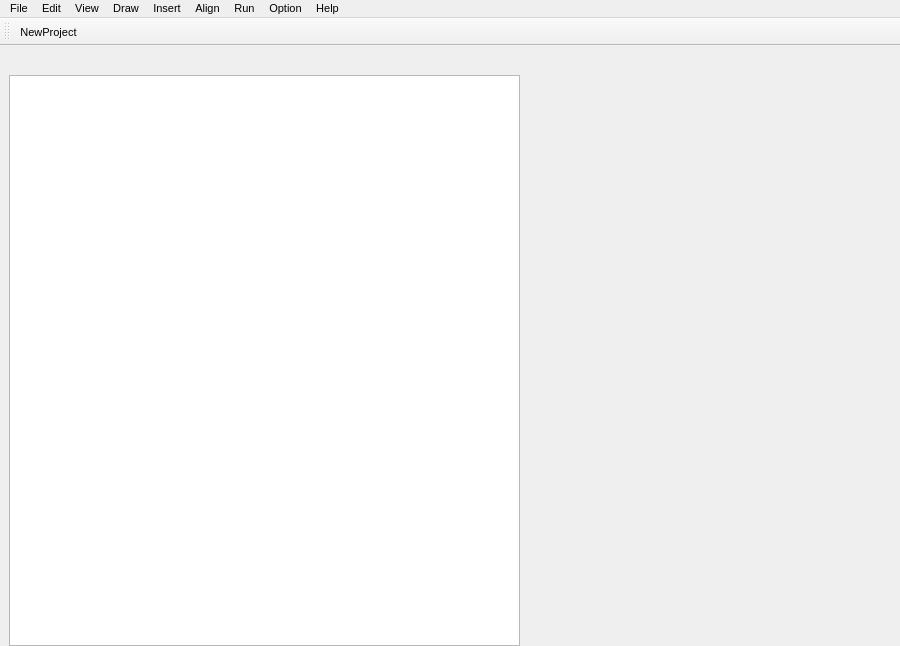
Before: the Qt Designer form QT_Mark/QT_Mark.ui in philoasd/QT_Mark_test, drawn with Qt 5.
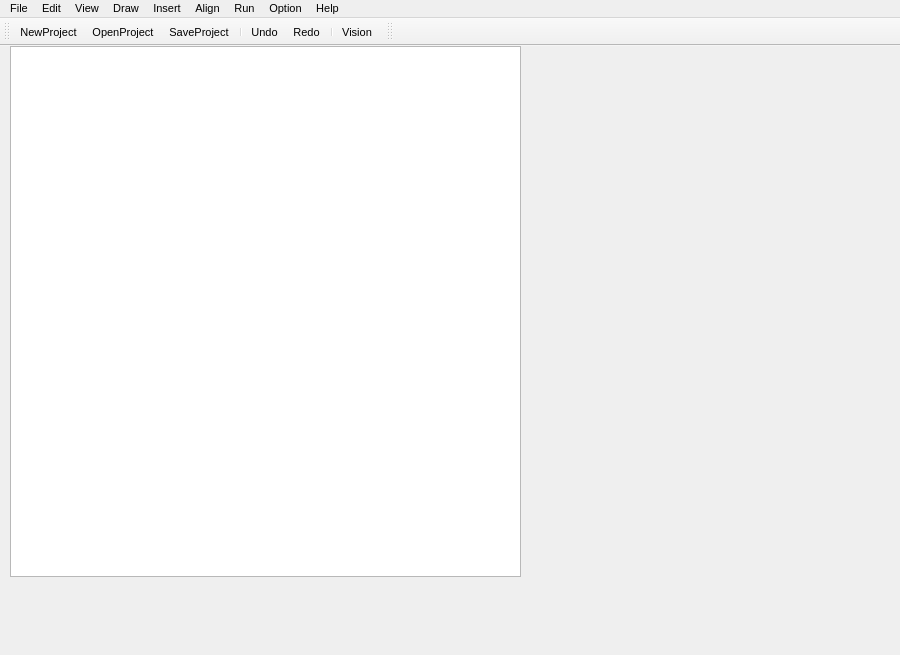
After: the same form once the commit is applied. Icons and pictures are not drawn.

What changed in the file:
```diff
--- a/QT_Mark/QT_Mark.ui
+++ b/QT_Mark/QT_Mark.ui
@@ -7,7 +7,7 @@
     <x>0</x>
     <y>0</y>
     <width>900</width>
-    <height>641</height>
+    <height>655</height>
    </rect>
   </property>
   <property name="minimumSize">
@@ -24,6 +24,12 @@
   <property name="windowTitle">
    <string>Cyberlase</string>
   </property>
+  <property name="layoutDirection">
+   <enum>Qt::LeftToRight</enum>
+  </property>
+  <property name="autoFillBackground">
+   <bool>true</bool>
+  </property>
   <widget class="QWidget" name="centralWidget">
    <property name="minimumSize">
     <size>
@@ -34,10 +40,10 @@
    <widget class="QGraphicsView" name="graphicsView">
     <property name="geometry">
      <rect>
-      <x>9</x>
-      <y>29</y>
+      <x>10</x>
+      <y>0</y>
       <width>511</width>
-      <height>571</height>
+      <height>531</height>
      </rect>
     </property>
    </widget>
@@ -120,9 +126,33 @@
     <enum>TopToolBarArea</enum>
    </attribute>
    <attribute name="toolBarBreak">
-    <bool>true</bool>
+    <bool>false</bool>
    </attribute>
    <addaction name="actionNewProject"/>
+   <addaction name="actionOpenProject"/>
+   <addaction name="actionSaveProject"/>
+   <addaction name="separator"/>
+   <addaction name="actionUndo"/>
+   <addaction name="actionRedo"/>
+   <addaction name="separator"/>
+   <addaction name="actionVision"/>
+  </widget>
+  <widget class="QToolBar" name="toolBar_Shape">
+   <property name="focusPolicy">
+    <enum>Qt::NoFocus</enum>
+   </property>
+   <property name="windowTitle">
+    <string>toolBar_Shape</string>
+   </property>
+   <property name="layoutDirection">
+    <enum>Qt::LeftToRight</enum>
+   </property>
+   <attribute name="toolBarArea">
+    <enum>TopToolBarArea</enum>
+   </attribute>
+   <attribute name="toolBarBreak">
+    <bool>false</bool>
+   </attribute>
   </widget>
   <action name="actionNew">
    <property name="text">
@@ -152,6 +182,69 @@
   <action name="actionNewProject">
    <property name="text">
     <string>NewProject</string>
+   </property>
+   <property name="toolTip">
+    <string>Create a new project</string>
+   </property>
+  </action>
+  <action name="actionOpenProject">
+   <property name="icon">
+    <iconset resource="QT_Mark.qrc">
+     <normaloff>:/icon/icon/open_file.ico</normaloff>:/icon/icon/open_file.ico</iconset>
+   </property>
+   <property name="text">
+    <string>OpenProject</string>
+   </property>
+   <property name="toolTip">
+    <string>Open a exited project</string>
+   </property>
+  </action>
+  <action name="actionSaveProject">
+   <property name="icon">
+    <iconset resource="QT_Mark.qrc">
+     <normaloff>:/icon/icon/save.ico</normaloff>:/icon/icon/save.ico</iconset>
+   </property>
+   <property name="text">
+    <string>SaveProject</string>
+   </property>
+   <property name="toolTip">
+    <string>Save the active project</string>
+   </property>
+  </action>
+  <action name="actionUndo">
+   <property name="icon">
+    <iconset resource="QT_Mark.qrc">
+     <normaloff>:/icon/icon/undo.ico</normaloff>:/icon/icon/undo.ico</iconset>
+   </property>
+   <property name="text">
+    <string>Undo</string>
+   </property>
+   <property name="toolTip">
+    <string>Undo the last action</string>
+   </property>
+  </action>
+  <action name="actionRedo">
+   <property name="icon">
+    <iconset resource="QT_Mark.qrc">
+     <normaloff>:/icon/icon/next.ico</normaloff>:/icon/icon/next.ico</iconset>
+   </property>
+   <property name="text">
+    <string>Redo</string>
+   </property>
+   <property name="toolTip">
+    <string>Redo the previously undone action</string>
+   </property>
+  </action>
+  <action name="actionVision">
+   <property name="icon">
+    <iconset resource="QT_Mark.qrc">
+     <normaloff>:/icon/icon/camera.ico</normaloff>:/icon/icon/camera.ico</iconset>
+   </property>
+   <property name="text">
+    <string>Vision</string>
+   </property>
+   <property name="toolTip">
+    <string>Open vision view</string>
    </property>
   </action>
  </widget>
```
Left out of the diff: 7 changed lines with no effect on the pictures.
